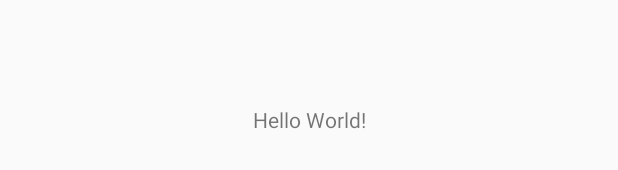
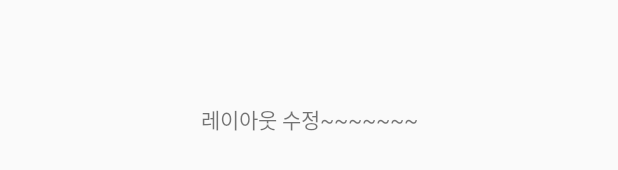
Before and after one commit to quessr/running_app_test, an Android app: the layout activity_main.xml on its own in the app's theme, with its tools: preview values and no code run, on a phone screen of 412 x 824 dp. Shown: the part 499-669 px from the top of the screen. Run offline under Robolectric (Android 15) with nearby library versions, the phone set to English and light mode, and no system bars.

Commit message:
레이아웃 수정

```diff
--- a/app/src/main/res/layout/activity_main.xml
+++ b/app/src/main/res/layout/activity_main.xml
@@ -9,7 +9,7 @@
     <TextView
         android:layout_width="wrap_content"
         android:layout_height="wrap_content"
-        android:text="Hello World!"
+        android:text="레이아웃 수정~~~~~~~"
         app:layout_constraintBottom_toBottomOf="parent"
         app:layout_constraintEnd_toEndOf="parent"
         app:layout_constraintStart_toStartOf="parent"
```
